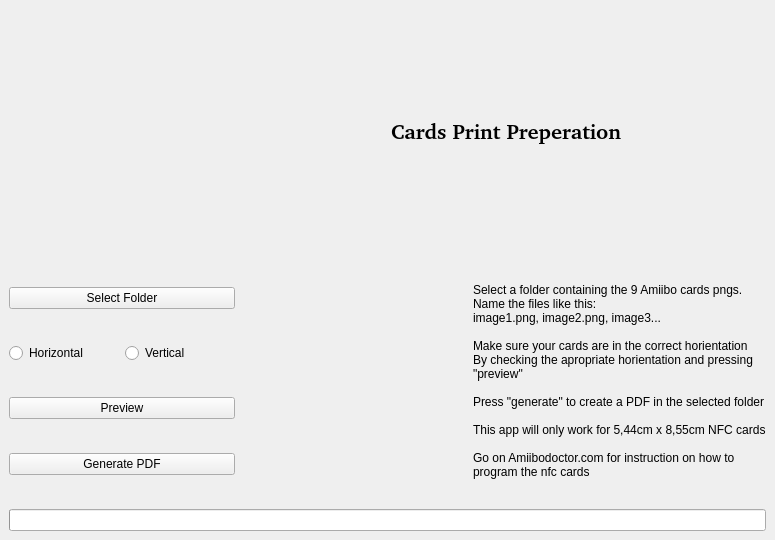
Before: the Qt Designer form WindowsQT/PDFGeneratorUI.ui in radio0but/amiibocardscript, drawn with Qt 5.
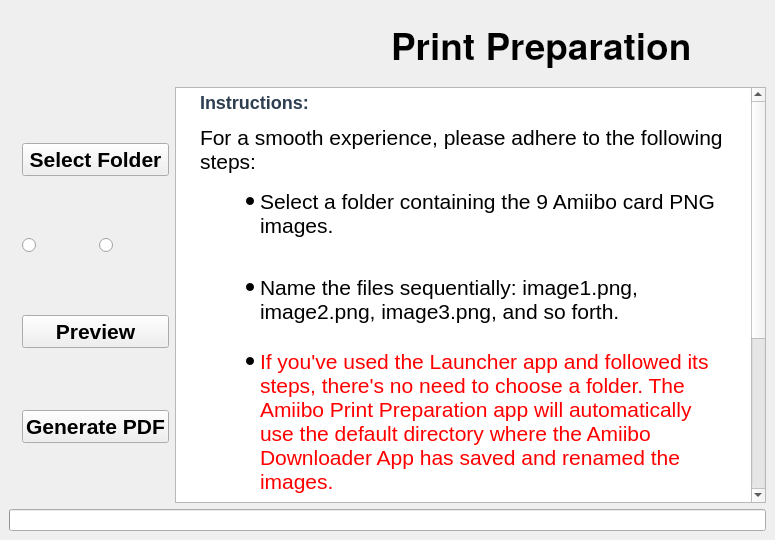
After: the same form once the commit is applied. Icons and pictures are not drawn.

What changed in the file:
```diff
--- a/WindowsQT/PDFGeneratorUI.ui
+++ b/WindowsQT/PDFGeneratorUI.ui
@@ -42,14 +42,14 @@
           <widget class="QLabel" name="label_2">
            <property name="font">
             <font>
-             <family>URW Bookman [UKWN]</family>
-             <pointsize>16</pointsize>
+             <family>TeX Gyre Heros</family>
+             <pointsize>28</pointsize>
              <weight>75</weight>
              <bold>true</bold>
             </font>
            </property>
            <property name="text">
-            <string>Cards Print Preperation</string>
+            <string>Print Preparation</string>
            </property>
           </widget>
          </item>
@@ -60,10 +60,20 @@
     </item>
     <item>
      <layout class="QHBoxLayout" name="horizontalLayout">
+      <item>
+       <widget class="QLabel" name="preview_label"/>
+      </item>
       <item>
        <layout class="QVBoxLayout" name="verticalLayout_3">
         <item>
          <widget class="QPushButton" name="folder_button">
+          <property name="font">
+           <font>
+            <pointsize>16</pointsize>
+            <weight>75</weight>
+            <bold>true</bold>
+           </font>
+          </property>
           <property name="text">
            <string>Select Folder</string>
           </property>
@@ -73,15 +83,49 @@
          <layout class="QHBoxLayout" name="horizontalLayout_2">
           <item>
            <widget class="QRadioButton" name="horizontal_button">
+            <property name="font">
+             <font>
+              <pointsize>14</pointsize>
+              <weight>75</weight>
+              <bold>true</bold>
+             </font>
+            </property>
             <property name="text">
-             <string>Horizontal</string>
+             <string/>
+            </property>
+            <property name="icon">
+             <iconset>
+              <normaloff>HorizontalButton.png</normaloff>HorizontalButton.png</iconset>
+            </property>
+            <property name="iconSize">
+             <size>
+              <width>128</width>
+              <height>128</height>
+             </size>
             </property>
            </widget>
           </item>
           <item>
            <widget class="QRadioButton" name="vertical_button">
+            <property name="font">
+             <font>
+              <pointsize>14</pointsize>
+              <weight>75</weight>
+              <bold>true</bold>
+             </font>
+            </property>
             <property name="text">
-             <string>Vertical</string>
+             <string/>
+            </property>
+            <property name="icon">
+             <iconset>
+              <normaloff>VerticalButton.png</normaloff>VerticalButton.png</iconset>
+            </property>
+            <property name="iconSize">
+             <size>
+              <width>128</width>
+              <height>128</height>
+             </size>
             </property>
            </widget>
           </item>
@@ -89,6 +133,13 @@
         </item>
         <item>
          <widget class="QPushButton" name="preview_button">
+          <property name="font">
+           <font>
+            <pointsize>16</pointsize>
+            <weight>75</weight>
+            <bold>true</bold>
+           </font>
+          </property>
           <property name="text">
            <string>Preview</string>
           </property>
@@ -96,6 +147,13 @@
         </item>
         <item>
          <widget class="QPushButton" name="process_button">
+          <property name="font">
+           <font>
+            <pointsize>16</pointsize>
+            <weight>75</weight>
+            <bold>true</bold>
+           </font>
+          </property>
           <property name="text">
            <string>Generate PDF</string>
           </property>
@@ -104,25 +162,38 @@
        </layout>
       </item>
       <item>
-       <widget class="QLabel" name="preview_label"/>
-      </item>
-      <item>
-       <widget class="QLabel" name="label_3">
-        <property name="text">
-         <string>Select a folder containing the 9 Amiibo cards pngs. 
-Name the files like this: 
-image1.png, image2.png, image3...
-
-Make sure your cards are in the correct horientation 
-By checking the apropriate horientation and pressing 
-&quot;preview&quot;
-
-Press &quot;generate&quot; to create a PDF in the selected folder
-
-This app will only work for 5,44cm x 8,55cm NFC cards
-
-Go on Amiibodoctor.com for instruction on how to 
-program the nfc cards</string>
+       <widget class="QTextBrowser" name="textBrowser">
+        <property name="minimumSize">
+         <size>
+          <width>300</width>
+          <height>0</height>
+         </size>
+        </property>
+        <property name="maximumSize">
+         <size>
+          <width>600</width>
+          <height>16777215</height>
+         </size>
+        </property>
+        <property name="html">
+         <string>&lt;!DOCTYPE HTML PUBLIC &quot;-//W3C//DTD HTML 4.0//EN&quot; &quot;http://www.w3.org/TR/REC-html40/strict.dtd&quot;&gt;
+&lt;html&gt;&lt;head&gt;&lt;meta name=&quot;qrichtext&quot; content=&quot;1&quot; /&gt;&lt;title&gt;Instructions&lt;/title&gt;&lt;style type=&quot;text/css&quot;&gt;
+p, li { white-space: pre-wrap; }
+&lt;/style&gt;&lt;/head&gt;&lt;body style=&quot; font-family:'Noto Sans'; font-size:10pt; font-weight:400; font-style:normal;&quot;&gt;
+&lt;h2 style=&quot; margin-top:20px; margin-bottom:12px; margin-left:20px; margin-right:20px; -qt-block-indent:0; text-indent:0px;&quot;&gt;&lt;span style=&quot; font-family:'Arial','sans-serif'; font-size:x-large; font-weight:600; color:#2c3e50;&quot;&gt;Instructions:&lt;/span&gt;&lt;/h2&gt;
+&lt;p style=&quot; margin-top:12px; margin-bottom:15px; margin-left:20px; margin-right:20px; -qt-block-indent:0; text-indent:0px;&quot;&gt;&lt;span style=&quot; font-family:'Arial','sans-serif'; font-size:16pt;&quot;&gt;For a smooth experience, please adhere to the following steps: &lt;/span&gt;&lt;/p&gt;
+&lt;ul style=&quot;margin-top: 0px; margin-bottom: 0px; margin-left: 0px; margin-right: 0px; -qt-list-indent: 1;&quot;&gt;&lt;li style=&quot; font-family:'Arial','sans-serif'; font-size:16pt;&quot; style=&quot; margin-top:12px; margin-bottom:0px; margin-left:40px; margin-right:20px; -qt-block-indent:0; text-indent:0px;&quot;&gt;Select a folder containing the 9 Amiibo card PNG images. &lt;/li&gt;
+&lt;p style=&quot;-qt-paragraph-type:empty; margin-top:12px; margin-bottom:0px; margin-left:40px; margin-right:20px; -qt-block-indent:1; text-indent:0px; font-family:'Arial','sans-serif'; font-size:16pt;&quot;&gt;&lt;br /&gt;&lt;/p&gt;
+&lt;li style=&quot; font-family:'Arial','sans-serif'; font-size:16pt;&quot; style=&quot; margin-top:0px; margin-bottom:0px; margin-left:40px; margin-right:20px; -qt-block-indent:0; text-indent:0px;&quot;&gt;Name the files sequentially: image1.png, image2.png, image3.png, and so forth.&lt;/li&gt;
+&lt;p style=&quot; margin-top:0px; margin-bottom:0px; margin-left:40px; margin-right:20px; -qt-block-indent:1; text-indent:0px;&quot;&gt;&lt;span style=&quot; font-family:'Arial','sans-serif'; font-size:16pt;&quot;&gt; &lt;/span&gt;&lt;/p&gt;
+&lt;li style=&quot; font-family:'Arial','sans-serif'; font-size:16pt;&quot; style=&quot; margin-top:0px; margin-bottom:0px; margin-left:40px; margin-right:20px; -qt-block-indent:0; text-indent:0px;&quot;&gt;&lt;span style=&quot; color:#ff0000;&quot;&gt;If you've used the Launcher app and followed its steps, there's no need to choose a folder. The Amiibo Print Preparation app will automatically use the default directory where the Amiibo Downloader App has saved and renamed the images. &lt;/span&gt;&lt;/li&gt;
+&lt;p style=&quot;-qt-paragraph-type:empty; margin-top:0px; margin-bottom:0px; margin-left:40px; margin-right:20px; -qt-block-indent:1; text-indent:0px; font-family:'Arial','sans-serif'; font-size:16pt;&quot;&gt;&lt;br /&gt;&lt;/p&gt;
+&lt;ul style=&quot;margin-top: 0px; margin-bottom: 0px; margin-left: 0px; margin-right: 0px; -qt-list-indent: 1;&quot;&gt;&lt;li style=&quot; font-family:'Arial','sans-serif'; font-size:16pt;&quot; style=&quot; margin-top:0px; margin-bottom:0px; margin-left:40px; margin-right:20px; -qt-block-indent:0; text-indent:0px;&quot;&gt;Confirm the correct orientation and click &amp;quot;Preview&amp;quot;. &lt;/li&gt;&lt;/ul&gt;
+&lt;p style=&quot;-qt-paragraph-type:empty; margin-top:0px; margin-bottom:0px; margin-left:40px; margin-right:20px; -qt-block-indent:1; text-indent:0px; font-family:'Arial','sans-serif'; font-size:16pt;&quot;&gt;&lt;br /&gt;&lt;/p&gt;
+&lt;li style=&quot; font-family:'Arial','sans-serif'; font-size:16pt;&quot; style=&quot; margin-top:0px; margin-bottom:0px; margin-left:40px; margin-right:20px; -qt-block-indent:0; text-indent:0px;&quot;&gt;Ensure your cards are oriented correctly. &lt;/li&gt;
+&lt;p style=&quot;-qt-paragraph-type:empty; margin-top:0px; margin-bottom:0px; margin-left:40px; margin-right:20px; -qt-block-indent:1; text-indent:0px; font-family:'Arial','sans-serif'; font-size:16pt;&quot;&gt;&lt;br /&gt;&lt;/p&gt;
+&lt;li style=&quot; font-family:'Arial','sans-serif'; font-size:16pt;&quot; style=&quot; margin-top:0px; margin-bottom:20px; margin-left:40px; margin-right:20px; -qt-block-indent:0; text-indent:0px;&quot;&gt;Click &amp;quot;Generate&amp;quot; to create a PDF in the designated directory. &lt;/li&gt;&lt;/ul&gt;
+&lt;p style=&quot; margin-top:12px; margin-bottom:15px; margin-left:20px; margin-right:20px; -qt-block-indent:0; text-indent:0px;&quot;&gt;&lt;span style=&quot; font-family:'Arial','sans-serif'; font-size:16pt; font-weight:600; color:#e74c3c;&quot;&gt;Note:&lt;/span&gt;&lt;span style=&quot; font-family:'Arial','sans-serif'; font-size:16pt;&quot;&gt; This application only supports NFC cards measuring 5.44cm x 8.55cm. &lt;/span&gt;&lt;/p&gt;&lt;/body&gt;&lt;/html&gt;</string>
         </property>
        </widget>
       </item>
```
